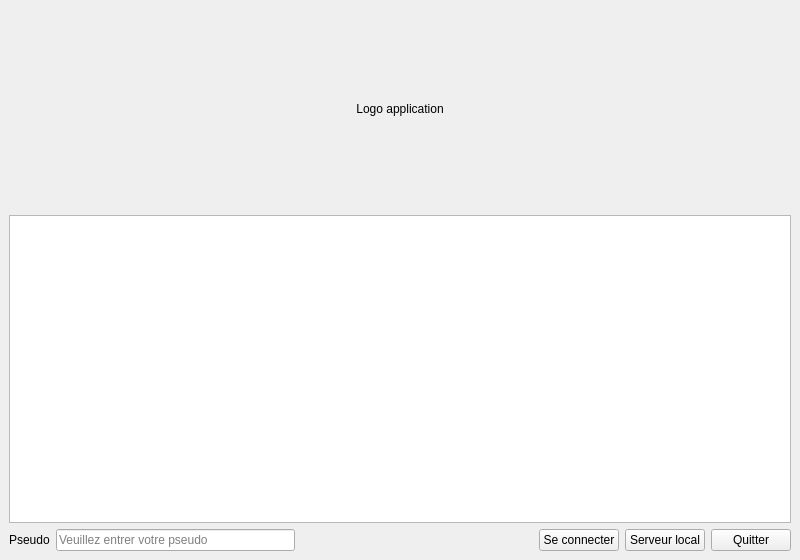
This is assets/ecran_connexion.ui in NightlySide/La-Bataille-Brestoise as Qt 5 draws it before an edit. The edited form follows.
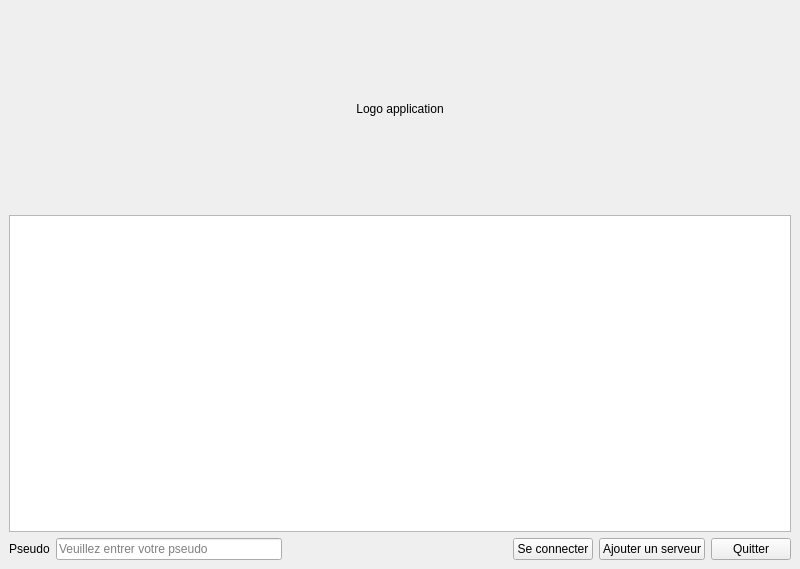
This is the edited form.

What changed in the file:
```diff
--- a/assets/ecran_connexion.ui
+++ b/assets/ecran_connexion.ui
@@ -7,7 +7,7 @@
     <x>0</x>
     <y>0</y>
     <width>800</width>
-    <height>560</height>
+    <height>569</height>
    </rect>
   </property>
   <property name="windowTitle">
@@ -89,7 +89,7 @@
       <item>
        <widget class="QPushButton" name="btn_local">
         <property name="text">
-         <string>Serveur local</string>
+         <string>Ajouter un serveur</string>
         </property>
        </widget>
       </item>
```
Left out of the diff: 2 changed lines with no effect on the pictures.
